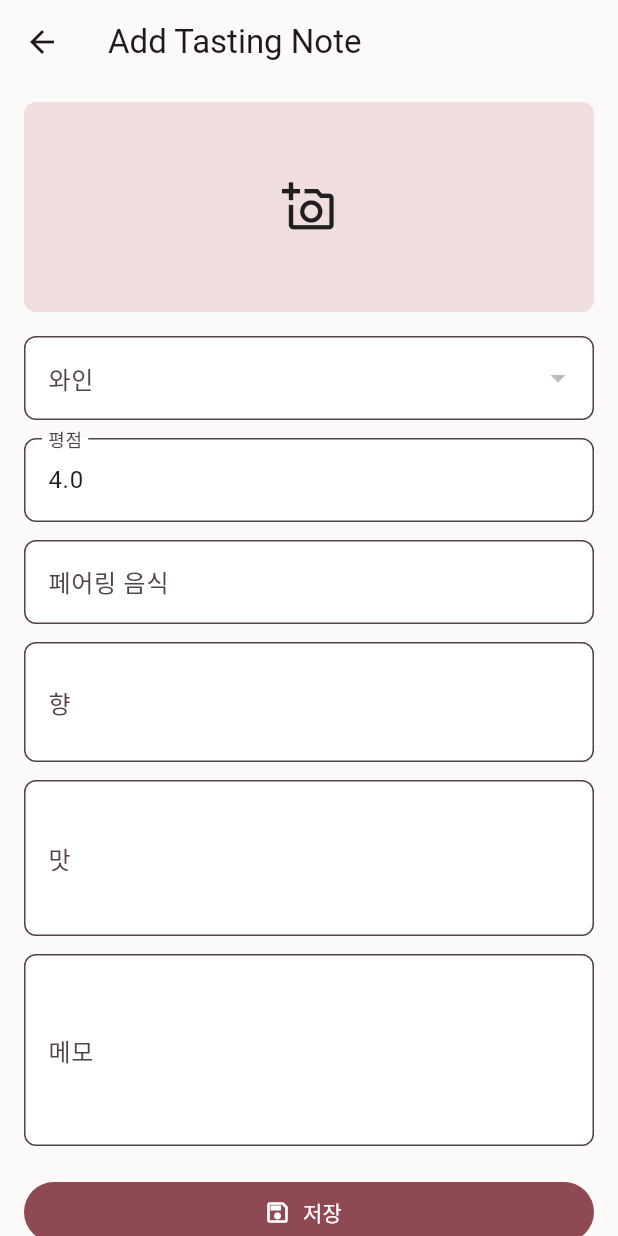
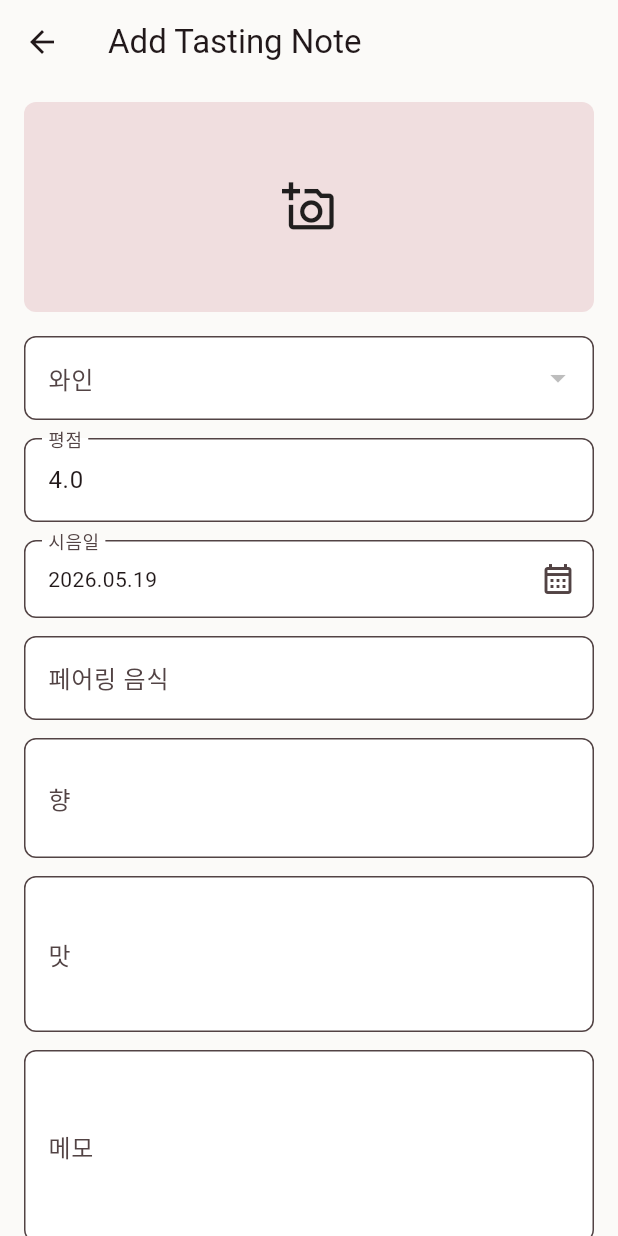
Before and after one commit to rowlet9g/miruvor_, a Flutter app: the _AddTastingNotePage screen opened directly, on a phone screen of 412 x 824 dp. Run offline on Flutter 3.47's test engine with Material 3 defaults, Android fonts, the phone set to English and light mode, and no system bars; our stand-ins replace drift, image_picker; accounts and stored records are empty; generated files the repository leaves out were written again.

Commit message:
[Nectar_] 구매일과 시음일 선택 흐름 추가

```diff
--- /dev/null
+++ b/lib/features/shared/presentation/date_picker_field.dart
@@ -0,0 +1,43 @@
+import 'package:flutter/material.dart';
+import 'package:miruvor/core/utils/formatters.dart';
+
+class DatePickerField extends StatelessWidget {
+  const DatePickerField({
+    required this.label,
+    required this.value,
+    required this.onChanged,
+    super.key,
+  });
+
+  final String label;
+  final DateTime value;
+  final ValueChanged<DateTime> onChanged;
+
+  @override
+  Widget build(BuildContext context) {
+    return InkWell(
+      borderRadius: BorderRadius.circular(8),
+      onTap: () => _pickDate(context),
+      child: InputDecorator(
+        decoration: InputDecoration(
+          labelText: label,
+          suffixIcon: const Icon(Icons.calendar_month_outlined),
+        ),
+        child: Text(formatDate(value)),
+      ),
+    );
+  }
+
+  Future<void> _pickDate(BuildContext context) async {
+    final selected = await showDatePicker(
+      context: context,
+      initialDate: value,
+      firstDate: DateTime(1900),
+      lastDate: DateTime.now().add(const Duration(days: 3650)),
+    );
+
+    if (selected != null) {
+      onChanged(selected);
+    }
+  }
+}
--- a/lib/features/tasting_notes/presentation/tasting_notes_page.dart
+++ b/lib/features/tasting_notes/presentation/tasting_notes_page.dart
@@ -6,6 +6,7 @@ import 'package:miruvor/core/models/tasting_note.dart';
 import 'package:miruvor/core/models/wine.dart';
 import 'package:miruvor/core/store/miruvor_scope.dart';
 import 'package:miruvor/core/utils/formatters.dart';
+import 'package:miruvor/features/shared/presentation/date_picker_field.dart';
 import 'package:miruvor/features/shared/presentation/photo_picker_field.dart';
 
 class TastingNotesPage extends StatelessWidget {
@@ -201,6 +202,7 @@ class _AddTastingNotePageState extends State<_AddTastingNotePage> {
   final _ratingController = TextEditingController(text: '4.0');
   final _imageStore = LocalImageStore();
 
+  DateTime _tastedAt = DateTime.now();
   String? _wineId;
   String? _selectedImagePath;
   bool _isSaving = false;
@@ -213,6 +215,7 @@ class _AddTastingNotePageState extends State<_AddTastingNotePage> {
     final note = widget.initialNote;
     if (note != null) {
       _wineId = note.wineId;
+      _tastedAt = note.tastedAt;
       _selectedImagePath = note.imagePath;
       _ratingController.text = note.rating.toStringAsFixed(1);
       _pairingController.text = note.pairing ?? '';
@@ -291,6 +294,14 @@ class _AddTastingNotePageState extends State<_AddTastingNotePage> {
                   validator: _ratingValidator,
                 ),
                 const SizedBox(height: 12),
+                DatePickerField(
+                  label: '시음일',
+                  value: _tastedAt,
+                  onChanged: (date) {
+                    setState(() => _tastedAt = date);
+                  },
+                ),
+                const SizedBox(height: 12),
                 TextFormField(
                   controller: _pairingController,
                   decoration: const InputDecoration(labelText: '페어링 음식'),
@@ -347,7 +358,7 @@ class _AddTastingNotePageState extends State<_AddTastingNotePage> {
           id: widget.initialNote!.id,
           wineId: widget.initialNote!.wineId,
           bottleId: widget.initialNote!.bottleId,
-          tastedAt: widget.initialNote!.tastedAt,
+          tastedAt: _tastedAt,
           rating: double.parse(_ratingController.text.trim()),
           pairing: _nullableText(_pairingController),
           aroma: _nullableText(_aromaController),
@@ -358,7 +369,7 @@ class _AddTastingNotePageState extends State<_AddTastingNotePage> {
       } else {
         await store.addTastingNote(
           wineId: _wineId!,
-          tastedAt: DateTime.now(),
+          tastedAt: _tastedAt,
           rating: double.parse(_ratingController.text.trim()),
           pairing: _nullableText(_pairingController),
           aroma: _nullableText(_aromaController),
```
Also changed, not shown: lib/features/cellar/presentation/add_wine_page.dart (+13 -2 lines), 3 other files.
